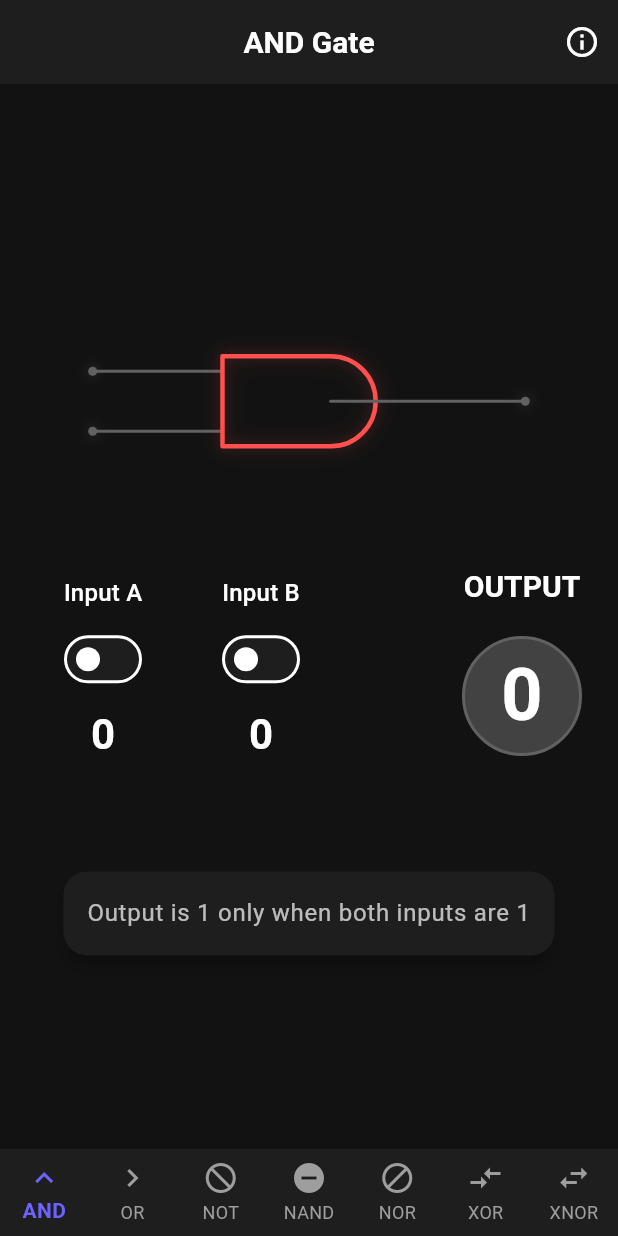
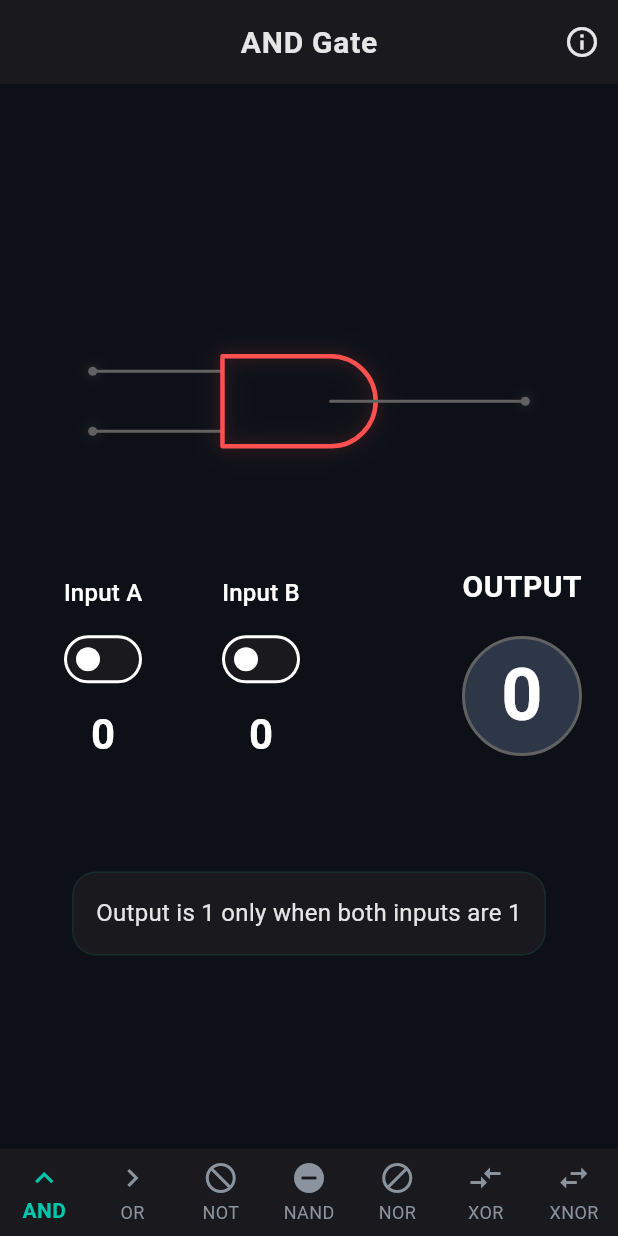
Before and after one commit to RostislavUlinets/Digital-Logic-Playground, a Flutter app: the screen it shows after launch, on a phone screen of 412 x 824 dp. Run offline on Flutter 3.47's test engine with Material 3 defaults, Android fonts, the phone set to English and light mode, and no system bars; our stand-ins replace equatable, flutter_bloc, freezed_annotation, get_it, shared_preferences; Roboto replaces fonts that are missing (SF Pro Text).

Commit message:
Updated app theme

```diff
--- a/lib/core/theme/app_theme.dart
+++ b/lib/core/theme/app_theme.dart
@@ -3,18 +3,36 @@ import 'package:flutter/material.dart';
 class AppTheme {
   AppTheme._();
 
-  // Color palette for dark theme
-  static const Color primaryColor = Color(0xFF6C63FF);
-  static const Color secondaryColor = Color(0xFF03DAC6);
-  static const Color backgroundColor = Color(0xFF121212);
-  static const Color surfaceColor = Color(0xFF1E1E1E);
-  static const Color errorColor = Color(0xFFCF6679);
+  // Futuristic color palette - cyberpunk inspired
+  // Base colors
+  static const Color backgroundColor = Color(0xFF0D1117); // Ultra-dark navy
+  static const Color surfaceColor = Color(0xFF1A1A1E); // Charcoal gray
+  static const Color surfaceVariant = Color(0xFF1E1E25); // Subtle surface variation
 
-  // Logic gate colors
-  static const Color inputOffColor = Color(0xFF757575);
-  static const Color inputOnColor = Color(0xFF4CAF50);
-  static const Color outputOffColor = Color(0xFF424242);
-  static const Color outputOnColor = Color(0xFF2196F3);
+  // Accent colors
+  static const Color primaryColor = Color(0xFF00C6AE); // Vivid teal/cyan
+  static const Color secondaryColor = Color(0xFFFF3CAC); // Soft magenta glow
+  static const Color accentOrange = Color(0xFFFF7A00); // Neon orange
+  static const Color neonCyan = Color(0xFF00FFFF); // Electric cyan
+  static const Color highlightGreen = Color(0xFF00FF85); // Bright highlight
+
+  // Text colors
+  static const Color textPrimary = Color(0xFFE6E6E6); // Main text
+  static const Color textSecondary = Color(0xFF8B949E); // Secondary text
+
+  // Status colors
+  static const Color errorColor = Color(0xFFFF3366);
+
+  // Logic gate colors - neon glow theme
+  static const Color inputOffColor = Color(0xFF4A5568); // Muted gray
+  static const Color inputOnColor = Color(0xFF00C6AE); // Teal glow
+  static const Color outputOffColor = Color(0xFF2D3748); // Dark gray
+  static const Color outputOnColor = Color(0xFF00FFFF); // Cyan glow
+
+  // Interactive elements
+  static const Color glassBackground = Color(0x1AFFFFFF); // Glass-like blur effect
+  static const Color buttonActive = primaryColor;
+  static const Color buttonInactive = Color(0xFF2A2A32);
 
   static ThemeData get darkTheme {
     return ThemeData(
@@ -25,31 +43,37 @@ class AppTheme {
         secondary: secondaryColor,
         surface: surfaceColor,
         error: errorColor,
-        onPrimary: Colors.white,
-        onSecondary: Colors.black,
-        onSurface: Colors.white,
-        onError: Colors.black,
+        onPrimary: textPrimary,
+        onSecondary: backgroundColor,
+        onSurface: textPrimary,
+        onError: backgroundColor,
       ),
       scaffoldBackgroundColor: backgroundColor,
+      fontFamily: 'SF Pro Text', // Rounded sans-serif for futuristic feel
 
       // AppBar theme
-      appBarTheme: const AppBarTheme(
+      appBarTheme: AppBarTheme(
         backgroundColor: surfaceColor,
         elevation: 0,
         centerTitle: true,
         titleTextStyle: TextStyle(
           fontSize: 20,
-          fontWeight: FontWeight.bold,
-          color: Colors.white,
+          fontWeight: FontWeight.w600,
+          color: textPrimary,
+          letterSpacing: 0.5, // Slight letter spacing for readability
         ),
       ),
 
-      // Card theme
-      cardTheme: const CardThemeData(
+      // Card theme with glass-like effect
+      cardTheme: CardThemeData(
         color: surfaceColor,
-        elevation: 4,
+        elevation: 0,
         shape: RoundedRectangleBorder(
           borderRadius: BorderRadius.all(Radius.circular(16)),
+          side: BorderSide(
+            color: primaryColor.withOpacity(0.1),
+            width: 1,
+          ),
         ),
       ),
 
@@ -57,43 +81,59 @@ class AppTheme {
       bottomNavigationBarTheme: BottomNavigationBarThemeData(
         backgroundColor: surfaceColor,
         selectedItemColor: primaryColor,
-        unselectedItemColor: Colors.grey,
+        unselectedItemColor: textSecondary,
         type: BottomNavigationBarType.fixed,
         elevation: 8,
-        selectedLabelStyle: const TextStyle(fontWeight: FontWeight.bold),
+        selectedLabelStyle: const TextStyle(
+          fontWeight: FontWeight.w600,
+          letterSpacing: 0.3,
+        ),
       ),
 
-      // Button themes
+      // Button themes with glow effect
       elevatedButtonTheme: ElevatedButtonThemeData(
         style: ElevatedButton.styleFrom(
           backgroundColor: primaryColor,
-          foregroundColor: Colors.white,
+          foregroundColor: backgroundColor,
           padding: const EdgeInsets.symmetric(horizontal: 24, vertical: 12),
+          elevation: 0,
+          shadowColor: primaryColor.withOpacity(0.5),
           shape: RoundedRectangleBorder(
             borderRadius: BorderRadius.circular(12),
           ),
         ),
       ),
 
-      // Text theme
-      textTheme: const TextTheme(
+      // Text theme with new palette
+      textTheme: TextTheme(
         displayLarge: TextStyle(
           fontSize: 32,
           fontWeight: FontWeight.bold,
-          color: Colors.white,
+          color: textPrimary,
+          letterSpacing: 0.5,
         ),
         displayMedium: TextStyle(
           fontSize: 28,
           fontWeight: FontWeight.bold,
-          color: Colors.white,
+          color: textPrimary,
+          letterSpacing: 0.5,
         ),
         titleLarge: TextStyle(
           fontSize: 20,
           fontWeight: FontWeight.w600,
-          color: Colors.white,
+          color: textPrimary,
+          letterSpacing: 0.3,
         ),
-        bodyLarge: TextStyle(fontSize: 16, color: Colors.white70),
-        bodyMedium: TextStyle(fontSize: 14, color: Colors.white60),
+        bodyLarge: TextStyle(
+          fontSize: 16,
+          color: textPrimary,
+          letterSpacing: 0.2,
+        ),
+        bodyMedium: TextStyle(
+          fontSize: 14,
+          color: textSecondary,
+          letterSpacing: 0.2,
+        ),
       ),
     );
   }
```
